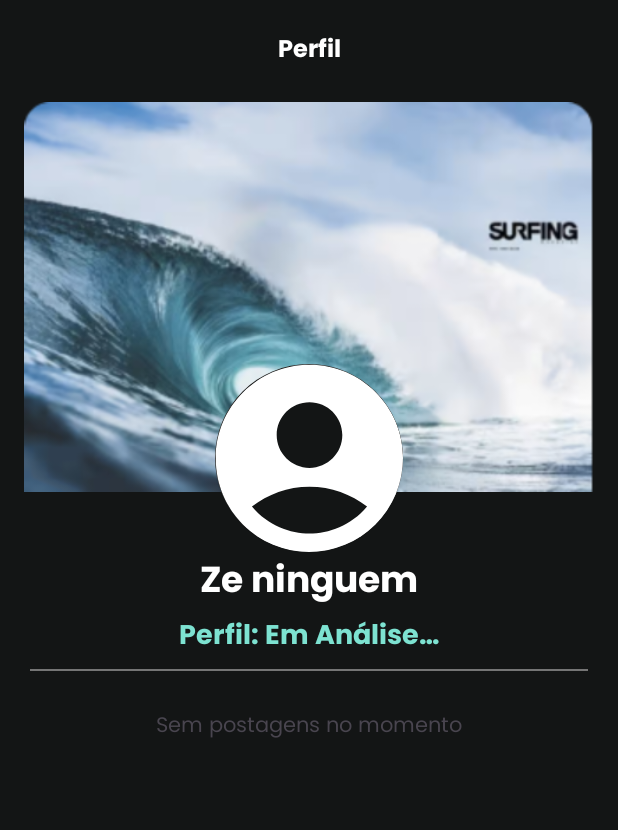
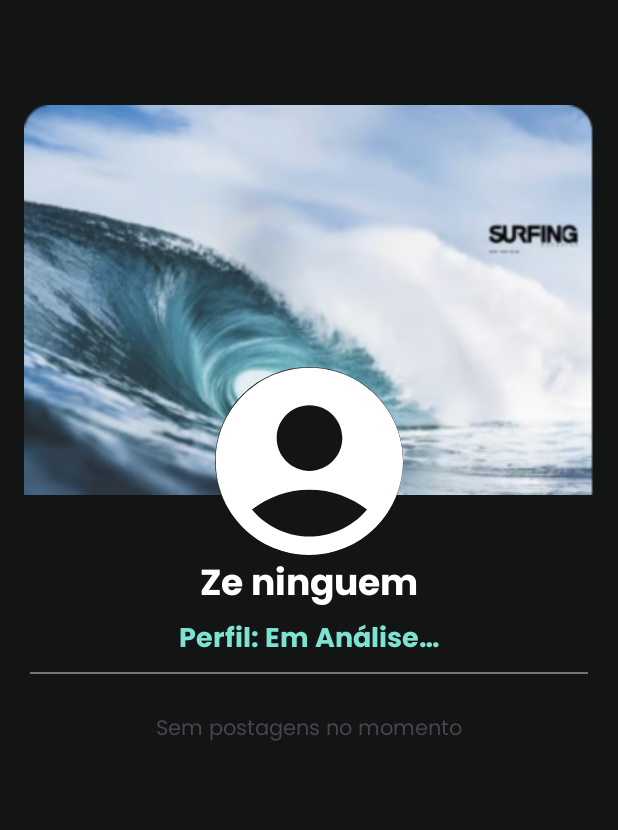
Before and after one commit to Balancefy/android-balancefy, an Android app: the fragment ProfileFragment placed in its activity, on a phone screen of 412 x 824 dp. Shown: the top 830 px of the screen. Run offline under Robolectric (Android 15) with nearby library versions, the phone set to English and light mode, and no system bars.

Commit message:
fix padding

```diff
--- a/app/src/main/res/layout/fragment_forum.xml
+++ b/app/src/main/res/layout/fragment_forum.xml
@@ -5,6 +5,7 @@
     android:layout_width="match_parent"
     android:layout_height="match_parent"
     android:background="@color/black_balancefy"
+    android:paddingTop="50dp"
     tools:context=".frames.ForumFragment">
 
         <TextView
--- a/app/src/main/res/layout/fragment_home.xml
+++ b/app/src/main/res/layout/fragment_home.xml
@@ -5,6 +5,7 @@
     android:layout_width="match_parent"
     android:layout_height="match_parent"
     android:background="@color/black_balancefy"
+    android:paddingTop="50dp"
     tools:context=".frames.HomeFragment">
 
     <LinearLayout
@@ -16,7 +17,6 @@
             android:layout_height="wrap_content"
             android:text="@string/last_transaction"
             android:layout_marginStart="20dp"
-            android:layout_marginTop="50dp"
             android:textColor="@color/white"
             android:textFontWeight="900"
             android:textSize="12sp" />
--- a/app/src/main/res/layout/fragment_profile.xml
+++ b/app/src/main/res/layout/fragment_profile.xml
@@ -6,18 +6,8 @@
     android:layout_height="match_parent"
     android:background="@color/black_balancefy"
     android:orientation="vertical"
+    android:paddingTop="70dp"
     tools:context=".frames.ProfileFragment">
-
-    <TextView
-        android:layout_width="match_parent"
-        android:layout_height="wrap_content"
-        android:layout_marginTop="20dp"
-        android:layout_marginBottom="20dp"
-        android:text="@string/perfil"
-        android:textAlignment="center"
-        android:textColor="@color/white"
-        android:textSize="16sp"
-        android:textStyle="bold" />
 
     <ImageView
         android:id="@+id/background_profile"
--- a/app/src/main/res/layout/fragment_rank.xml
+++ b/app/src/main/res/layout/fragment_rank.xml
@@ -5,6 +5,7 @@
     android:layout_width="match_parent"
     android:layout_height="match_parent"
     android:background="@color/black_balancefy"
+    android:paddingTop="50dp"
     tools:context=".frames.RankFragment">
 
     <TextView
```
Also changed, not shown: app/src/main/res/layout/fragment_goal.xml (+1 -9 lines).
